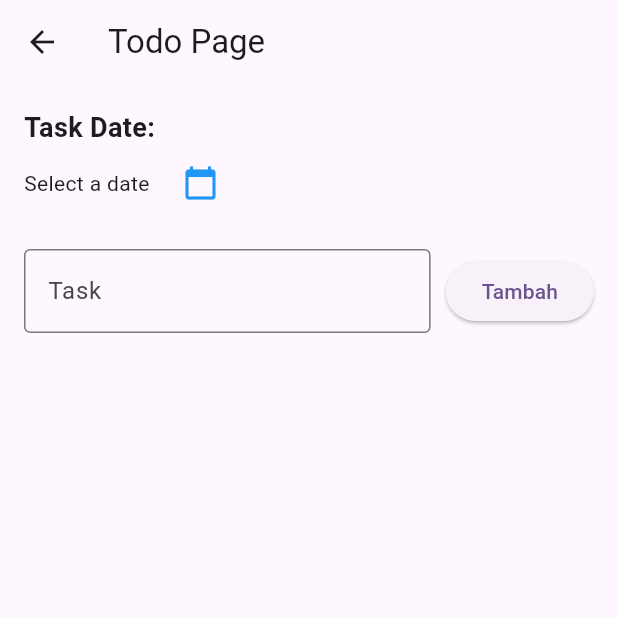
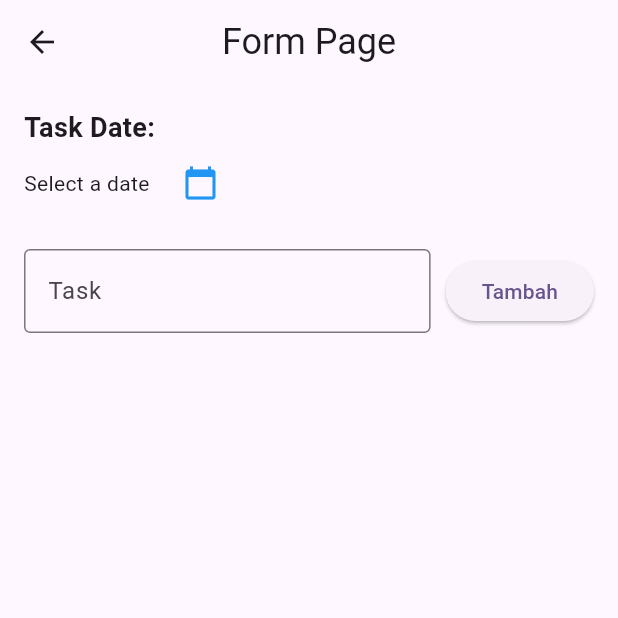
Before and after one commit to Aryaaa30/TodoApp_0114, a Flutter app: the TodoPage screen opened directly, on a phone screen of 412 x 824 dp, the top half of it. Run offline on Flutter 3.47's test engine with Material 3 defaults, Android fonts, the phone set to English and light mode, and no system bars.

Commit message:
Menambahkan judul 'Form Page'

```diff
--- a/lib/todo_page.dart
+++ b/lib/todo_page.dart
@@ -49,7 +49,8 @@ class _TodoPageState extends State<TodoPage> {
             Navigator.pop(context); // Kembali ke halaman sebelumnya
           },
         ),
-        title: const Text('Todo Page'),
+        title: const Text('Form Page', style: TextStyle(fontSize: 24)),
+        centerTitle: true,
       ),
       body: SafeArea(
         child: Padding(
```
